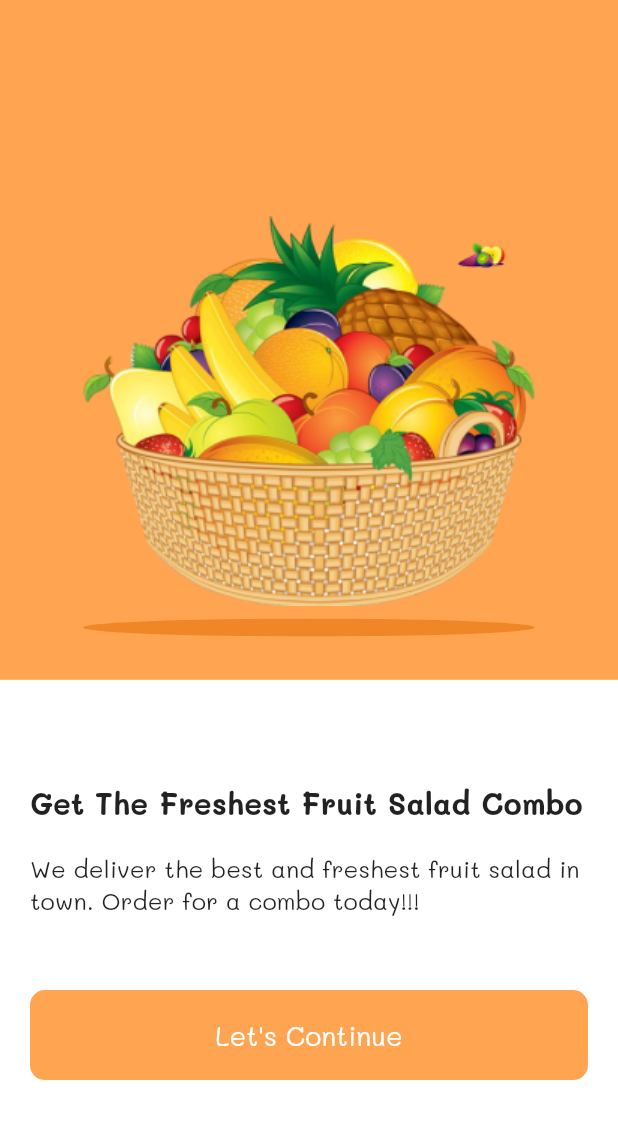
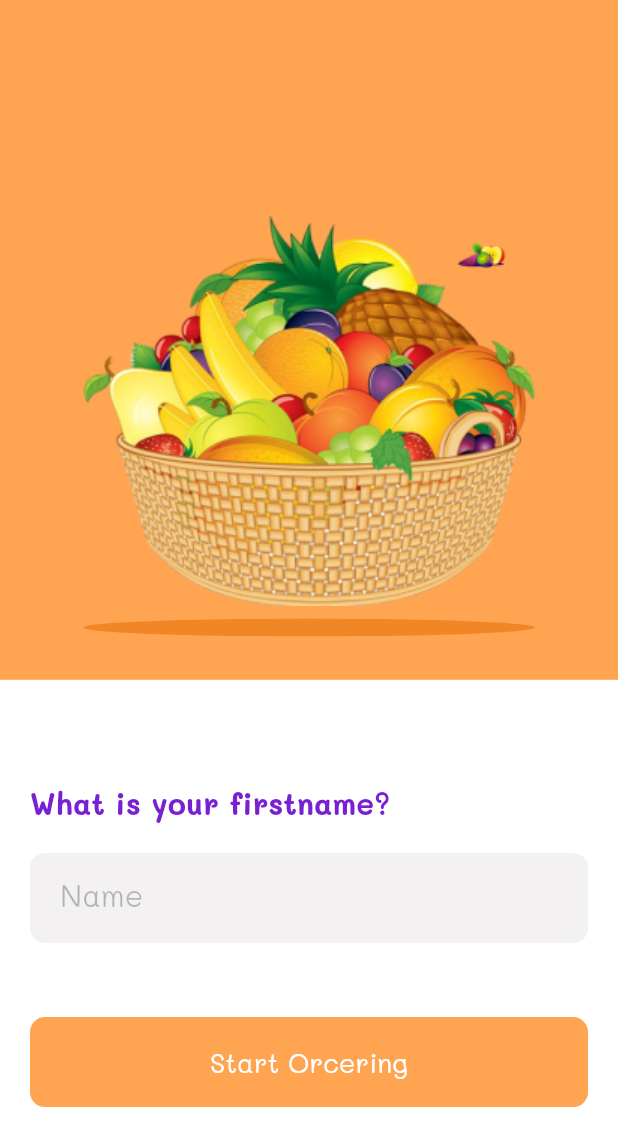
Before and after one commit to jason2071/food_app, a Flutter app: the screen it shows after launch, after a tap on "Let's Continue", on a phone screen of 412 x 824 dp. Shown: the top 1146 px of the screen. Run offline on Flutter 3.47's test engine with Material 2 defaults, Android fonts, the phone set to English and light mode, and no system bars; our stand-ins replace flutter_svg, shared_preferences.

Commit message:
add intro input name

```diff
--- a/lib/pages/intro/components/intro_image.dart
+++ b/lib/components/intro_image.dart
@@ -1,7 +1,7 @@
 import 'package:flutter/material.dart';
 import 'package:flutter_svg/svg.dart';
 
-import '../../../size_config.dart';
+import '../size_config.dart';
 
 class IntroImage extends StatelessWidget {
   const IntroImage({
--- a/lib/constants.dart
+++ b/lib/constants.dart
@@ -15,3 +15,7 @@ final kShadow = BoxShadow(
 );
 
 const kAnimationDuration = Duration(milliseconds: 250);
+
+// Key SharedPreferences
+const PREF_READ_INTRO_VIEW = "PREF_READ_INTRO_VIEW";
+const PREF_INTRO_NAME = "PREF_INTRO_NAME";
--- /dev/null
+++ b/lib/pages/home/home_screen.dart
@@ -0,0 +1,39 @@
+import 'package:flutter/material.dart';
+import 'package:food_app/constants.dart';
+import 'package:shared_preferences/shared_preferences.dart';
+
+class HomeScreen extends StatefulWidget {
+  static const routeName = '/home';
+
+  @override
+  _HomeScreenState createState() => _HomeScreenState();
+}
+
+class _HomeScreenState extends State<HomeScreen> {
+  String name;
+  @override
+  void initState() {
+    super.initState();
+    _getNamePrefs();
+  }
+
+  Future<void> _getNamePrefs() async {
+    SharedPreferences prefs = await SharedPreferences.getInstance();
+    name = prefs.getString(PREF_INTRO_NAME);
+    setState(() {});
+  }
+
+  @override
+  Widget build(BuildContext context) {
+    return Scaffold(
+      appBar: AppBar(
+        title: Text("home"),
+      ),
+      body: Center(
+        child: Text(
+          'this is the home screen. $name',
+        ),
+      ),
+    );
+  }
+}
--- a/lib/pages/intro/components/body.dart
+++ b/lib/pages/intro/components/body.dart
@@ -1,20 +1,14 @@
 import 'package:flutter/material.dart';
-import 'package:flutter_svg/svg.dart';
 import 'package:food_app/components/default_button.dart';
+import 'package:food_app/components/intro_image.dart';
 import 'package:food_app/constants.dart';
+import 'package:food_app/pages/intro_firstname/intro_firstname_screen.dart';
 import 'package:food_app/size_config.dart';
 
-import 'intro_image.dart';
-
 class Body extends StatelessWidget {
-  const Body({
-    Key key,
-  }) : super(key: key);
-
   @override
   Widget build(BuildContext context) {
     double sh = SizeConfig.screenHeight;
-    double sw = SizeConfig.screenWidth;
 
     return SizedBox(
       width: double.infinity,
@@ -42,6 +36,7 @@ class Body extends StatelessWidget {
                     style: TextStyle(
                       fontSize: 20,
                       fontWeight: FontWeight.w700,
+                      color: kTextColor,
                     ),
                   ),
                   SizedBox(height: 20),
@@ -49,6 +44,7 @@ class Body extends StatelessWidget {
                     "We deliver the best and freshest fruit salad in town. Order for a combo today!!!",
                     style: TextStyle(
                       fontSize: 16,
+                      color: kSubTextColor,
                     ),
                   ),
                   SizedBox(height: sh * 0.06),
@@ -56,7 +52,10 @@ class Body extends StatelessWidget {
                     width: double.infinity,
                     child: DefaultButton(
                       title: "Let's Continue",
-                      press: () {},
+                      press: () {
+                        Navigator.pushNamed(
+                            context, IntroFirstnameScreen.routeName);
+                      },
                     ),
                   ),
                 ],
--- /dev/null
+++ b/lib/pages/intro_firstname/components/body.dart
@@ -0,0 +1,98 @@
+import 'package:flutter/material.dart';
+import 'package:food_app/components/default_button.dart';
+import 'package:food_app/components/intro_image.dart';
+import 'package:food_app/constants.dart';
+import 'package:food_app/pages/home/home_screen.dart';
+import 'package:shared_preferences/shared_preferences.dart';
+
+import '../../../size_config.dart';
+
+class Body extends StatefulWidget {
+  @override
+  _BodyState createState() => _BodyState();
+}
+
+class _BodyState extends State<Body> {
+  String name;
+
+  Future<void> _startOrdering() async {
+    if (name != null) {
+      SharedPreferences prefs = await SharedPreferences.getInstance();
+      await prefs.setBool(PREF_READ_INTRO_VIEW, true);
+      await prefs.setString(PREF_INTRO_NAME, name);
+      Navigator.pushReplacementNamed(context, HomeScreen.routeName);
+    }
+  }
+
+  @override
+  Widget build(BuildContext context) {
+    double sh = SizeConfig.screenHeight;
+
+    return SizedBox(
+      width: double.infinity,
+      child: Column(
+        crossAxisAlignment: CrossAxisAlignment.start,
+        children: [
+          IntroImage(
+            imageSrc: "assets/images/basket-of-fruit.png",
+            imageShadow: "assets/icons/basket-of-fruit-shadow.svg",
+          ),
+          Expanded(
+            child: Container(
+              padding: EdgeInsets.symmetric(
+                horizontal: 20,
+                vertical: 20,
+              ),
+              width: double.infinity,
+              color: Colors.white,
+              child: Column(
+                crossAxisAlignment: CrossAxisAlignment.start,
+                children: [
+                  SizedBox(height: sh * 0.06),
+                  Text(
+                    "What is your firstname?",
+                    style: TextStyle(
+                      fontSize: 20,
+                      fontWeight: FontWeight.w700,
+                      color: kTextColor,
+                    ),
+                  ),
+                  SizedBox(height: 20),
+                  Container(
+                    height: 60,
+                    padding: EdgeInsets.symmetric(horizontal: 20, vertical: 10),
+                    decoration: BoxDecoration(
+                      color: kSecondaryColor,
+                      borderRadius:
+                          BorderRadius.circular(kDefaultPadding * 0.5),
+                    ),
+                    child: TextField(
+                      onChanged: (value) {
+                        name = value;
+                      },
+                      style: TextStyle(fontSize: 20, color: kTextColor),
+                      decoration: InputDecoration(
+                        border: InputBorder.none,
+                        hintText: "Name",
+                        hintStyle: TextStyle(color: Colors.black26),
+                        contentPadding: EdgeInsets.symmetric(vertical: 10),
+                      ),
+                    ),
+                  ),
+                  SizedBox(height: sh * 0.06),
+                  SizedBox(
+                    width: double.infinity,
+                    child: DefaultButton(
+                      title: "Start Orcering",
+                      press: _startOrdering,
+                    ),
+                  ),
+                ],
+              ),
+            ),
+          ),
+        ],
+      ),
+    );
+  }
+}
--- /dev/null
+++ b/lib/pages/intro_firstname/intro_firstname_screen.dart
@@ -0,0 +1,19 @@
+import 'package:flutter/material.dart';
+import 'package:food_app/constants.dart';
+import 'package:food_app/size_config.dart';
+
+import 'components/body.dart';
+
+class IntroFirstnameScreen extends StatelessWidget {
+  static const routeName = '/intro_firstname';
+
+  @override
+  Widget build(BuildContext context) {
+    SizeConfig().init(context);
+
+    return Scaffold(
+      backgroundColor: kPrimaryColor,
+      body: Body(),
+    );
+  }
+}
--- a/lib/routes.dart
+++ b/lib/routes.dart
@@ -1,8 +1,12 @@
 import 'package:flutter/material.dart';
+import 'package:food_app/pages/home/home_screen.dart';
 import 'package:food_app/pages/intro/intro_screen.dart';
+import 'package:food_app/pages/intro_firstname/intro_firstname_screen.dart';
 import 'package:food_app/pages/splash/splash_screen.dart';
 
 final Map<String, WidgetBuilder> routes = {
   SplashScreen.routeName: (context) => SplashScreen(),
   IntroScreen.routeName: (context) => IntroScreen(),
+  IntroFirstnameScreen.routeName: (context) => IntroFirstnameScreen(),
+  HomeScreen.routeName: (context) => HomeScreen(),
 };
```
Also changed, not shown: 2 other files.
